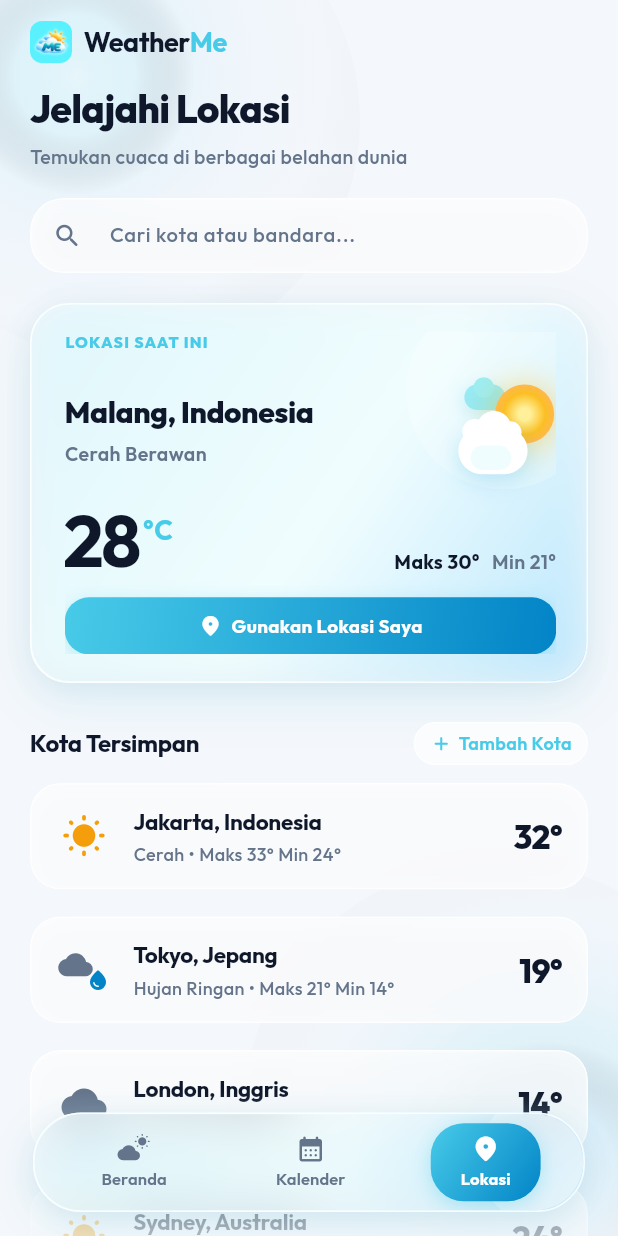
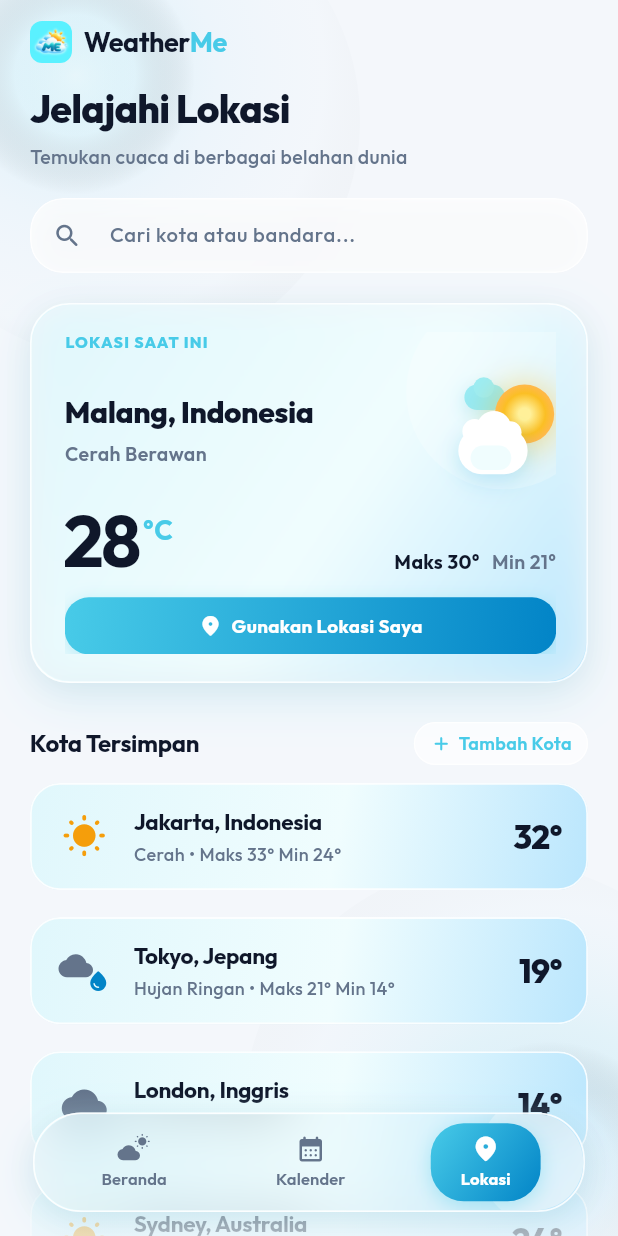
Before and after one commit to mizanyf/WeatherMe, a Flutter app: the screen it shows after launch, after a tap on "Pilih Kota", on a phone screen of 412 x 824 dp. Run offline on Flutter 3.47's test engine with Material 3 defaults, Android fonts, the phone set to English and light mode, and no system bars; our stand-ins replace flutter_dotenv, geolocator; network calls fail.

Commit message:
pemerataan glassmorp

```diff
--- a/lib/screens/home_screen.dart
+++ b/lib/screens/home_screen.dart
@@ -192,11 +192,11 @@ class _HomeScreenState extends State<HomeScreen> {
 
                             const SizedBox(height: 14),
 
-                            // 5. Prakiraan 3 Hari ke Depan (termasuk hari ini)
+                            // 5. Perkiraan 3 Hari ke Depan (termasuk hari ini)
                             WeeklyForecastSection(
                               weeklyList:
                                   _controller.weeklyForecasts.take(3).toList(),
-                              title: 'Prakiraan 3 Hari Mendatang',
+                              title: 'Perkiraan 3 Hari Mendatang',
                             ),
                           ],
                         ),
--- a/lib/widgets/calendar_header.dart
+++ b/lib/widgets/calendar_header.dart
@@ -34,7 +34,7 @@ class CalendarHeader extends StatelessWidget {
 
           // Subtitle
           const Text(
-            'Rencanakan harimu dengan prakiraan cuaca',
+            'Rencanakan harimu dengan perkiraan cuaca',
             style: TextStyle(
               fontSize: 13,
               fontWeight: FontWeight.w500,
--- a/lib/widgets/hourly_forecast.dart
+++ b/lib/widgets/hourly_forecast.dart
@@ -89,22 +89,40 @@ class _HourlyForecastCard extends StatelessWidget {
                 ? const LinearGradient(
                     begin: Alignment.topLeft,
                     end: Alignment.bottomRight,
-                    colors: [Color(0xFFE0F7FC), Color(0xFFBAE6FD)],
+                    colors: [
+                      Color(0xFFBAE6FD),
+                      Color(0xFFE0F7FC),
+                      Color(0xFF7DD3FC),
+                    ],
+                    stops: [0.0, 0.50, 1.0],
                   )
-                : null,
-            color: isHighlighted ? null : AppColors.glassFill,
+                : const LinearGradient(
+                    begin: Alignment.topLeft,
+                    end: Alignment.bottomRight,
+                    colors: [
+                      Color(0xFFE0F7FC),
+                      Color(0xFFF0FDFE),
+                      Color(0xFFBAE6FD),
+                    ],
+                    stops: [0.0, 0.55, 1.0],
+                  ),
             borderRadius: BorderRadius.circular(20.0),
             border: Border.all(
               color: isHighlighted ? Colors.white : AppColors.glassBorder,
-              width: isHighlighted ? 1.2 : 0.8,
+              width: isHighlighted ? 1.4 : 1.0,
             ),
             boxShadow: [
               BoxShadow(
                 color: isHighlighted
-                    ? AppColors.primary.withValues(alpha: 0.25)
-                    : AppColors.shadow,
-                blurRadius: isHighlighted ? 14 : 10,
+                    ? AppColors.primary.withValues(alpha: 0.28)
+                    : AppColors.primary.withValues(alpha: 0.10),
+                blurRadius: isHighlighted ? 16 : 12,
                 offset: const Offset(0, 4),
+              ),
+              BoxShadow(
+                color: AppColors.shadow,
+                blurRadius: 8,
+                offset: const Offset(0, 2),
               ),
             ],
           ),
--- a/lib/widgets/saved_city_card.dart
+++ b/lib/widgets/saved_city_card.dart
@@ -35,14 +35,28 @@ class SavedCityCard extends StatelessWidget {
               vertical: 14.0,
             ),
             decoration: BoxDecoration(
-              color: AppColors.glassFill,
               borderRadius: BorderRadius.circular(20.0),
-              border: Border.all(color: AppColors.glassBorder, width: 1.0),
+              border: Border.all(color: AppColors.glassBorder, width: 1.2),
+              gradient: const LinearGradient(
+                begin: Alignment.topLeft,
+                end: Alignment.bottomRight,
+                colors: [
+                  Color(0xFFE0F7FC), // Soft Ice Sky
+                  Color(0xFFF0FDFE), // Frosted Pure White-Blue
+                  Color(0xFFBAE6FD), // Ambient Blue Accent
+                ],
+                stops: [0.0, 0.55, 1.0],
+              ),
               boxShadow: [
                 BoxShadow(
+                  color: AppColors.primary.withValues(alpha: 0.12),
+                  blurRadius: 20,
+                  offset: const Offset(0, 6),
+                ),
+                BoxShadow(
                   color: AppColors.shadow,
-                  blurRadius: 14,
-                  offset: const Offset(0, 4),
+                  blurRadius: 12,
+                  offset: const Offset(0, 3),
                 ),
               ],
             ),
--- a/lib/widgets/weekly_forecast_list.dart
+++ b/lib/widgets/weekly_forecast_list.dart
@@ -15,7 +15,7 @@ class WeeklyForecastSection extends StatelessWidget {
   const WeeklyForecastSection({
     super.key,
     required this.weeklyList,
-    this.title = 'Prakiraan 7 Hari Mendatang',
+    this.title = 'Perkiraan 7 Hari Mendatang',
     this.actionLabel = 'Detail',
     this.onDetailTap,
   });
@@ -60,14 +60,28 @@ class WeeklyForecastSection extends StatelessWidget {
                   vertical: 4.0,
                 ),
                 decoration: BoxDecoration(
-                  color: AppColors.glassFill,
                   borderRadius: BorderRadius.circular(24.0),
-                  border: Border.all(color: AppColors.glassBorder, width: 1.0),
+                  border: Border.all(color: AppColors.glassBorder, width: 1.2),
+                  gradient: const LinearGradient(
+                    begin: Alignment.topLeft,
+                    end: Alignment.bottomRight,
+                    colors: [
+                      Color(0xFFE0F7FC), // Soft Ice Sky
+                      Color(0xFFF0FDFE), // Frosted Pure White-Blue
+                      Color(0xFFBAE6FD), // Ambient Blue Accent
+                    ],
+                    stops: [0.0, 0.55, 1.0],
+                  ),
                   boxShadow: [
                     BoxShadow(
+                      color: AppColors.primary.withValues(alpha: 0.12),
+                      blurRadius: 24,
+                      offset: const Offset(0, 8),
+                    ),
+                    BoxShadow(
                       color: AppColors.shadow,
-                      blurRadius: 18,
-                      offset: const Offset(0, 6),
+                      blurRadius: 14,
+                      offset: const Offset(0, 4),
                     ),
                   ],
                 ),
```
Also changed, not shown: lib/widgets/selected_day_forecast_card.dart (+5 -5 lines), lib/widgets/weather_calendar.dart (+11 -7 lines), 1 other file.
